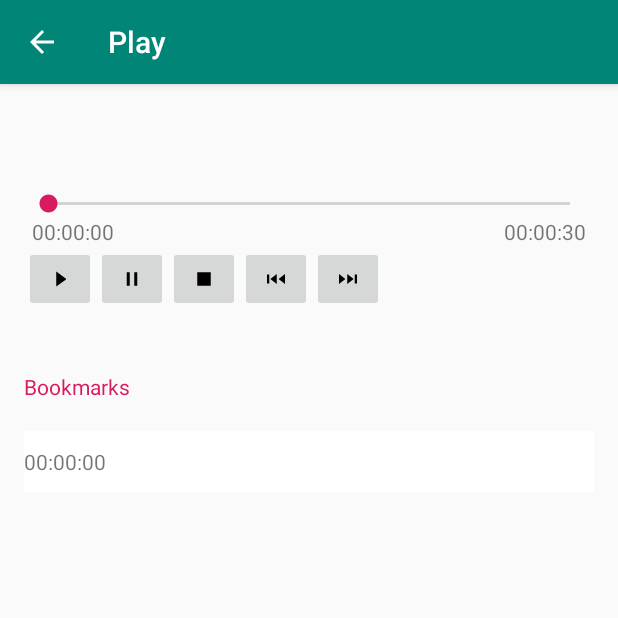
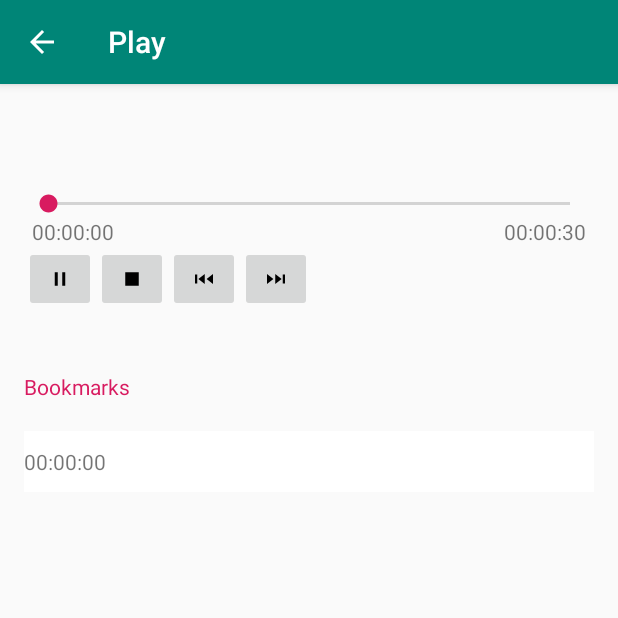
Before and after one commit to datchung/AudioRecorderBookmarkAndroid, an Android app: the PlayActivity screen opened directly, with no data from a screen before it, on a phone screen of 412 x 824 dp, the top half of it. Run offline under Robolectric (Android 15) with nearby library versions, the phone set to English and light mode, and no system bars; 5 statements that could not run were skipped.

Commit message:
Combine play/pause button via toggle

```diff
--- a/app/src/main/java/com/innochi/audiorecorderbookmark/PlayActivity.java
+++ b/app/src/main/java/com/innochi/audiorecorderbookmark/PlayActivity.java
@@ -9,6 +9,7 @@ import android.graphics.Color;
 import android.os.Bundle;
 import android.view.View;
 import android.view.ViewGroup;
+import android.widget.ImageButton;
 import android.widget.LinearLayout;
 import android.widget.ScrollView;
 import android.widget.SeekBar;
@@ -48,6 +49,7 @@ public class PlayActivity extends AppCompatActivity {
 
         mPlayer = new MusicPlayer(mFilePath, bookmarks);
         mPlayer.startPlaying();
+        updatePlayButtonState(true);
     }
 
     private void loadPreferences() {
@@ -172,9 +174,21 @@ public class PlayActivity extends AppCompatActivity {
         }
     }
 
-    public void onPlayClick(View view) {
-        if(mPlayer == null) return;
-        if(mPlayer.isPlaying()) return;
+    private void updatePlayButtonState(boolean isPlaying) {
+        ImageButton button = findViewById(R.id.playButton);
+        button.setImageResource(isPlaying ? R.drawable.ic_appbar_control_pause : R.drawable.ic_appbar_control_play);
+    }
+
+    public void onPlayToggleClick(View view) {
+        if(mPlayer == null) {
+            updatePlayButtonState(false);
+            return;
+        }
+        if(mPlayer.isPlaying()) {
+            mPlayer.pausePlaying();
+            updatePlayButtonState(false);
+            return;
+        }
 
         try {
             mPlayer.resume();
@@ -182,10 +196,7 @@ public class PlayActivity extends AppCompatActivity {
         catch(Exception e) {
             mPlayer.startPlaying();
         }
-    }
-
-    public void onPauseClick(View view) {
-        mPlayer.pausePlaying();
+        updatePlayButtonState(true);
     }
 
     public void onStopClick(View view) {
--- a/app/src/main/res/layout/activity_play.xml
+++ b/app/src/main/res/layout/activity_play.xml
@@ -42,17 +42,17 @@
         android:layout_height="wrap_content"
         android:orientation="horizontal">
 
+        <!--<TextView-->
+            <!--android:layout_width="wrap_content"-->
+            <!--android:layout_height="wrap_content"-->
+            <!--android:layout_weight="1"/>-->
+
         <ImageButton
+            android:id="@+id/playButton"
             android:layout_width="wrap_content"
             android:layout_height="wrap_content"
             android:src="@drawable/ic_appbar_control_play"
-            android:onClick="onPlayClick"/>
-
-        <ImageButton
-            android:layout_width="wrap_content"
-            android:layout_height="wrap_content"
-            android:src="@drawable/ic_appbar_control_pause"
-            android:onClick="onPauseClick"/>
+            android:onClick="onPlayToggleClick"/>
 
         <ImageButton
             android:layout_width="wrap_content"
@@ -71,6 +71,11 @@
             android:layout_height="wrap_content"
             android:src="@drawable/ic_appbar_control_fastforward"
             android:onClick="onNextBookmarkClick"/>
+
+        <!--<TextView-->
+            <!--android:layout_width="wrap_content"-->
+            <!--android:layout_height="wrap_content"-->
+            <!--android:layout_weight="1"/>-->
     </LinearLayout>
 
     <TextView
```
